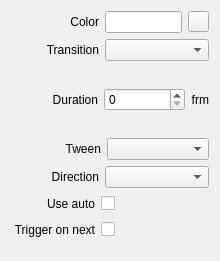
First picture: the form in src/Widgets/Inspector/InspectorSolidColorWidget.ui, repository CasparCG/client, before the edit.
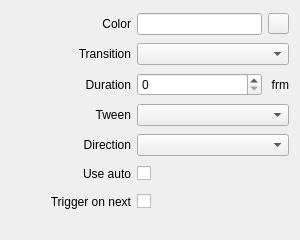
Second picture: the form after the edit.

Commit message: Simplify layout of inspector widgets

```diff
--- a/src/Widgets/Inspector/InspectorSolidColorWidget.ui
+++ b/src/Widgets/Inspector/InspectorSolidColorWidget.ui
@@ -6,8 +6,8 @@
    <rect>
     <x>0</x>
     <y>0</y>
-    <width>220</width>
-    <height>261</height>
+    <width>300</width>
+    <height>240</height>
    </rect>
   </property>
   <property name="sizePolicy">
@@ -16,310 +16,57 @@
     <verstretch>0</verstretch>
    </sizepolicy>
   </property>
-  <layout class="QVBoxLayout" name="verticalLayout">
-   <item>
-    <layout class="QHBoxLayout" name="horizontalLayoutColor">
-     <item>
-      <spacer name="horizontalSpacerColor">
-       <property name="orientation">
-        <enum>Qt::Horizontal</enum>
-       </property>
-       <property name="sizeType">
-        <enum>QSizePolicy::Fixed</enum>
-       </property>
-       <property name="sizeHint" stdset="0">
-        <size>
-         <width>59</width>
-         <height>20</height>
-        </size>
-       </property>
-      </spacer>
-     </item>
-     <item>
-      <widget class="QLabel" name="labelColor">
-       <property name="text">
-        <string>Color</string>
-       </property>
-       <property name="alignment">
-        <set>Qt::AlignRight|Qt::AlignTrailing|Qt::AlignVCenter</set>
-       </property>
-      </widget>
-     </item>
-     <item>
-      <widget class="QLineEdit" name="lineEditColor"/>
-     </item>
-     <item>
-      <widget class="QToolButton" name="toolButtonColor">
-       <property name="minimumSize">
-        <size>
-         <width>21</width>
-         <height>21</height>
-        </size>
-       </property>
-       <property name="maximumSize">
-        <size>
-         <width>21</width>
-         <height>21</height>
-        </size>
-       </property>
-      </widget>
-     </item>
-    </layout>
+  <layout class="QGridLayout" name="gridLayout">
+   <property name="bottomMargin">
+    <number>20</number>
+   </property>
+   <item row="2" column="1">
+    <widget class="QSpinBox" name="spinBoxTransitionDuration">
+     <property name="sizePolicy">
+      <sizepolicy hsizetype="Expanding" vsizetype="Fixed">
+       <horstretch>0</horstretch>
+       <verstretch>0</verstretch>
+      </sizepolicy>
+     </property>
+     <property name="maximum">
+      <number>999</number>
+     </property>
+    </widget>
    </item>
-   <item>
-    <layout class="QHBoxLayout" name="horizontalLayoutTransition">
-     <item>
-      <spacer name="horizontalSpacerTransition">
-       <property name="orientation">
-        <enum>Qt::Horizontal</enum>
-       </property>
-       <property name="sizeType">
-        <enum>QSizePolicy::Fixed</enum>
-       </property>
-       <property name="sizeHint" stdset="0">
-        <size>
-         <width>35</width>
-         <height>20</height>
-        </size>
-       </property>
-      </spacer>
-     </item>
-     <item>
-      <widget class="QLabel" name="labelTransition">
-       <property name="text">
-        <string>Transition</string>
-       </property>
-       <property name="alignment">
-        <set>Qt::AlignRight|Qt::AlignTrailing|Qt::AlignVCenter</set>
-       </property>
-      </widget>
-     </item>
-     <item>
-      <widget class="QComboBox" name="comboBoxTransition">
-       <property name="sizePolicy">
-        <sizepolicy hsizetype="Expanding" vsizetype="Fixed">
-         <horstretch>0</horstretch>
-         <verstretch>0</verstretch>
-        </sizepolicy>
-       </property>
-      </widget>
-     </item>
-    </layout>
+   <item row="4" column="0">
+    <widget class="QLabel" name="labelDirection">
+     <property name="minimumSize">
+      <size>
+       <width>120</width>
+       <height>0</height>
+      </size>
+     </property>
+     <property name="text">
+      <string>Direction</string>
+     </property>
+     <property name="alignment">
+      <set>Qt::AlignRight|Qt::AlignTrailing|Qt::AlignVCenter</set>
+     </property>
+    </widget>
    </item>
-   <item>
-    <layout class="QHBoxLayout" name="horizontalLayoutTransitionDuration">
-     <item>
-      <spacer name="horizontalSpacerTransitionDuration">
-       <property name="orientation">
-        <enum>Qt::Horizontal</enum>
-       </property>
-       <property name="sizeType">
-        <enum>QSizePolicy::Fixed</enum>
-       </property>
-       <property name="sizeHint" stdset="0">
-        <size>
-         <width>41</width>
-         <height>20</height>
-        </size>
-       </property>
-      </spacer>
-     </item>
-     <item>
-      <widget class="QLabel" name="labelTransitionDuration">
-       <property name="text">
-        <string>Duration</string>
-       </property>
-       <property name="alignment">
-        <set>Qt::AlignRight|Qt::AlignTrailing|Qt::AlignVCenter</set>
-       </property>
-      </widget>
-     </item>
-     <item>
-      <widget class="QSpinBox" name="spinBoxTransitionDuration">
-       <property name="sizePolicy">
-        <sizepolicy hsizetype="Expanding" vsizetype="Fixed">
-         <horstretch>0</horstretch>
-         <verstretch>0</verstretch>
-        </sizepolicy>
-       </property>
-       <property name="maximum">
-        <number>999</number>
-       </property>
-      </widget>
-     </item>
-     <item>
-      <widget class="QLabel" name="labelFrm1">
-       <property name="text">
-        <string>frm</string>
-       </property>
-       <property name="alignment">
-        <set>Qt::AlignRight|Qt::AlignTrailing|Qt::AlignVCenter</set>
-       </property>
-      </widget>
-     </item>
-    </layout>
+   <item row="0" column="2">
+    <widget class="QToolButton" name="toolButtonColor">
+     <property name="minimumSize">
+      <size>
+       <width>21</width>
+       <height>21</height>
+      </size>
+     </property>
+     <property name="maximumSize">
+      <size>
+       <width>21</width>
+       <height>21</height>
+      </size>
+     </property>
+    </widget>
    </item>
-   <item>
-    <layout class="QHBoxLayout" name="horizontalLayoutTween">
-     <item>
-      <spacer name="horizontalSpacerTween">
-       <property name="orientation">
-        <enum>Qt::Horizontal</enum>
-       </property>
-       <property name="sizeType">
-        <enum>QSizePolicy::Fixed</enum>
-       </property>
-       <property name="sizeHint" stdset="0">
-        <size>
-         <width>54</width>
-         <height>20</height>
-        </size>
-       </property>
-      </spacer>
-     </item>
-     <item>
-      <widget class="QLabel" name="labelTween">
-       <property name="text">
-        <string>Tween</string>
-       </property>
-       <property name="alignment">
-        <set>Qt::AlignRight|Qt::AlignTrailing|Qt::AlignVCenter</set>
-       </property>
-      </widget>
-     </item>
-     <item>
-      <widget class="QComboBox" name="comboBoxTween">
-       <property name="sizePolicy">
-        <sizepolicy hsizetype="Expanding" vsizetype="Fixed">
-         <horstretch>0</horstretch>
-         <verstretch>0</verstretch>
-        </sizepolicy>
-       </property>
-      </widget>
-     </item>
-    </layout>
-   </item>
-   <item>
-    <layout class="QHBoxLayout" name="horizontalLayoutDirection">
-     <item>
-      <spacer name="horizontalSpacerDirection">
-       <property name="orientation">
-        <enum>Qt::Horizontal</enum>
-       </property>
-       <property name="sizeType">
-        <enum>QSizePolicy::Fixed</enum>
-       </property>
-       <property name="sizeHint" stdset="0">
-        <size>
-         <width>40</width>
-         <height>20</height>
-        </size>
-       </property>
-      </spacer>
-     </item>
-     <item>
-      <widget class="QLabel" name="labelDirection">
-       <property name="text">
-        <string>Direction</string>
-       </property>
-       <property name="alignment">
-        <set>Qt::AlignRight|Qt::AlignTrailing|Qt::AlignVCenter</set>
-       </property>
-      </widget>
-     </item>
-     <item>
-      <widget class="QComboBox" name="comboBoxDirection">
-       <property name="sizePolicy">
-        <sizepolicy hsizetype="Expanding" vsizetype="Fixed">
-         <horstretch>0</horstretch>
-         <verstretch>0</verstretch>
-        </sizepolicy>
-       </property>
-      </widget>
-     </item>
-    </layout>
-   </item>
-   <item>
-    <layout class="QHBoxLayout" name="horizontalLayoutUseAuto">
-     <item>
-      <spacer name="horizontalSpacerUseAuto1">
-       <property name="orientation">
-        <enum>Qt::Horizontal</enum>
-       </property>
-       <property name="sizeType">
-        <enum>QSizePolicy::Fixed</enum>
-       </property>
-       <property name="sizeHint" stdset="0">
-        <size>
-         <width>36</width>
-         <height>20</height>
-        </size>
-       </property>
-      </spacer>
-     </item>
-     <item>
-      <widget class="QLabel" name="labelUseAuto">
-       <property name="text">
-        <string>Use auto</string>
-       </property>
-       <property name="alignment">
-        <set>Qt::AlignRight|Qt::AlignTrailing|Qt::AlignVCenter</set>
-       </property>
-      </widget>
-     </item>
-     <item>
-      <widget class="QCheckBox" name="checkBoxUseAuto">
-       <property name="layoutDirection">
-        <enum>Qt::RightToLeft</enum>
-       </property>
-       <property name="text">
-        <string/>
-       </property>
-      </widget>
-     </item>
-     <item>
-      <spacer name="horizontalSpacerUseAuto2">
-       <property name="orientation">
-        <enum>Qt::Horizontal</enum>
-       </property>
-       <property name="sizeHint" stdset="0">
-        <size>
-         <width>40</width>
-         <height>20</height>
-        </size>
-       </property>
-      </spacer>
-     </item>
-    </layout>
-   </item>
-   <item>
+   <item row="6" column="1" colspan="2">
     <layout class="QHBoxLayout" name="horizontalLayoutTriggerOnNext">
-     <item>
-      <spacer name="horizontalSpacerTriggerOnNext1">
-       <property name="orientation">
-        <enum>Qt::Horizontal</enum>
-       </property>
-       <property name="sizeType">
-        <enum>QSizePolicy::Fixed</enum>
-       </property>
-       <property name="sizeHint" stdset="0">
-        <size>
-         <width>2</width>
-         <height>20</height>
-        </size>
-       </property>
-      </spacer>
-     </item>
-     <item>
-      <widget class="QLabel" name="labelTriggerOnNext">
-       <property name="text">
-        <string>Trigger on next</string>
-       </property>
-       <property name="alignment">
-        <set>Qt::AlignRight|Qt::AlignTrailing|Qt::AlignVCenter</set>
-       </property>
-      </widget>
-     </item>
      <item>
       <widget class="QCheckBox" name="checkBoxTriggerOnNext">
        <property name="layoutDirection">
@@ -345,21 +92,171 @@
      </item>
     </layout>
    </item>
-   <item>
-    <spacer name="verticalSpacerColor">
-     <property name="orientation">
-      <enum>Qt::Vertical</enum>
+   <item row="0" column="0">
+    <widget class="QLabel" name="labelColor">
+     <property name="minimumSize">
+      <size>
+       <width>120</width>
+       <height>0</height>
+      </size>
      </property>
-     <property name="sizeType">
-      <enum>QSizePolicy::Fixed</enum>
+     <property name="text">
+      <string>Color</string>
      </property>
-     <property name="sizeHint" stdset="0">
+     <property name="alignment">
+      <set>Qt::AlignRight|Qt::AlignTrailing|Qt::AlignVCenter</set>
+     </property>
+    </widget>
+   </item>
+   <item row="3" column="1" colspan="2">
+    <widget class="QComboBox" name="comboBoxTween">
+     <property name="sizePolicy">
+      <sizepolicy hsizetype="Expanding" vsizetype="Fixed">
+       <horstretch>0</horstretch>
+       <verstretch>0</verstretch>
+      </sizepolicy>
+     </property>
+    </widget>
+   </item>
+   <item row="5" column="1" colspan="2">
+    <layout class="QHBoxLayout" name="horizontalLayoutUseAuto">
+     <item>
+      <widget class="QCheckBox" name="checkBoxUseAuto">
+       <property name="layoutDirection">
+        <enum>Qt::RightToLeft</enum>
+       </property>
+       <property name="text">
+        <string/>
+       </property>
+      </widget>
+     </item>
+     <item>
+      <spacer name="horizontalSpacerUseAuto2">
+       <property name="orientation">
+        <enum>Qt::Horizontal</enum>
+       </property>
+       <property name="sizeHint" stdset="0">
+        <size>
+         <width>40</width>
+         <height>20</height>
+        </size>
+       </property>
+      </spacer>
+     </item>
+    </layout>
+   </item>
+   <item row="2" column="0">
+    <widget class="QLabel" name="labelTransitionDuration">
+     <property name="minimumSize">
       <size>
-       <width>20</width>
-       <height>10</height>
+       <width>120</width>
+       <height>0</height>
       </size>
      </property>
-    </spacer>
+     <property name="text">
+      <string>Duration</string>
+     </property>
+     <property name="alignment">
+      <set>Qt::AlignRight|Qt::AlignTrailing|Qt::AlignVCenter</set>
+     </property>
+    </widget>
+   </item>
+   <item row="0" column="1">
+    <widget class="QLineEdit" name="lineEditColor"/>
+   </item>
+   <item row="2" column="2">
+    <widget class="QLabel" name="labelFrm1">
+     <property name="text">
+      <string>frm</string>
+     </property>
+     <property name="alignment">
+      <set>Qt::AlignRight|Qt::AlignTrailing|Qt::AlignVCenter</set>
+     </property>
+    </widget>
+   </item>
+   <item row="6" column="0">
+    <widget class="QLabel" name="labelTriggerOnNext">
+     <property name="minimumSize">
+      <size>
+       <width>120</width>
+       <height>0</height>
+      </size>
+     </property>
+     <property name="text">
+      <string>Trigger on next</string>
+     </property>
+     <property name="alignment">
+      <set>Qt::AlignRight|Qt::AlignTrailing|Qt::AlignVCenter</set>
+     </property>
+    </widget>
+   </item>
+   <item row="3" column="0">
+    <widget class="QLabel" name="labelTween">
+     <property name="minimumSize">
+      <size>
+       <width>120</width>
+       <height>0</height>
+      </size>
+     </property>
+     <property name="text">
+      <string>Tween</string>
+     </property>
+     <property name="alignment">
+      <set>Qt::AlignRight|Qt::AlignTrailing|Qt::AlignVCenter</set>
+     </property>
+    </widget>
+   </item>
+   <item row="5" column="0">
+    <widget class="QLabel" name="labelUseAuto">
+     <property name="minimumSize">
+      <size>
+       <width>120</width>
+       <height>0</height>
+      </size>
+     </property>
+     <property name="text">
+      <string>Use auto</string>
+     </property>
+     <property name="alignment">
+      <set>Qt::AlignRight|Qt::AlignTrailing|Qt::AlignVCenter</set>
+     </property>
+    </widget>
+   </item>
+   <item row="4" column="1" colspan="2">
+    <widget class="QComboBox" name="comboBoxDirection">
+     <property name="sizePolicy">
+      <sizepolicy hsizetype="Expanding" vsizetype="Fixed">
+       <horstretch>0</horstretch>
+       <verstretch>0</verstretch>
+      </sizepolicy>
+     </property>
+    </widget>
+   </item>
+   <item row="1" column="1" colspan="2">
+    <widget class="QComboBox" name="comboBoxTransition">
+     <property name="sizePolicy">
+      <sizepolicy hsizetype="Expanding" vsizetype="Fixed">
+       <horstretch>0</horstretch>
+       <verstretch>0</verstretch>
+      </sizepolicy>
+     </property>
+    </widget>
+   </item>
+   <item row="1" column="0">
+    <widget class="QLabel" name="labelTransition">
+     <property name="minimumSize">
+      <size>
+       <width>120</width>
+       <height>0</height>
+      </size>
+     </property>
+     <property name="text">
+      <string>Transition</string>
+     </property>
+     <property name="alignment">
+      <set>Qt::AlignRight|Qt::AlignTrailing|Qt::AlignVCenter</set>
+     </property>
+    </widget>
    </item>
   </layout>
  </widget>
```
Left out of the diff: 10 changed lines with no effect on the pictures. The commit also changes 58 other files.
